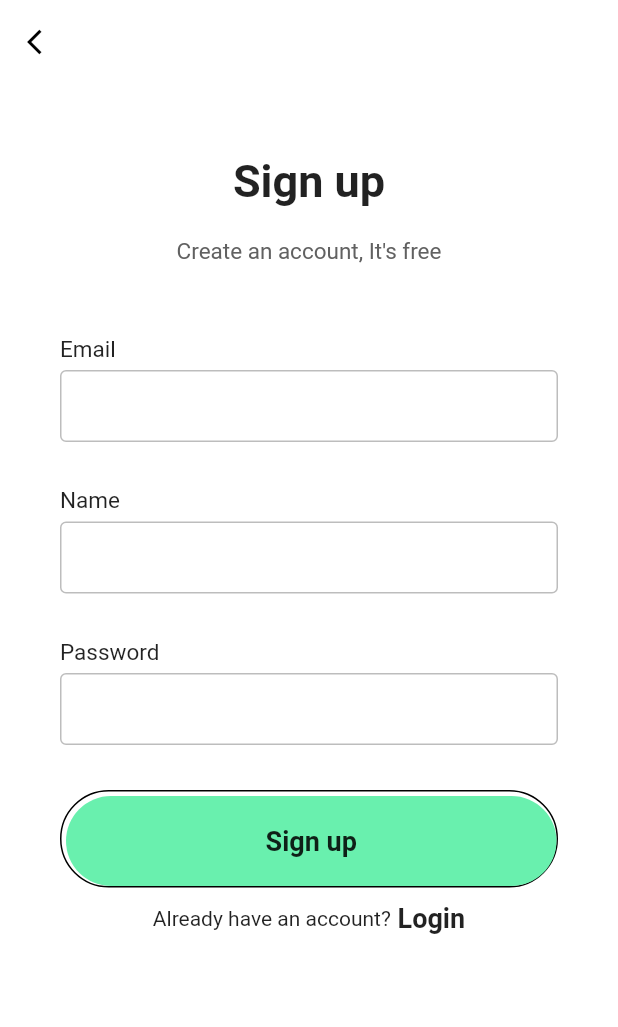
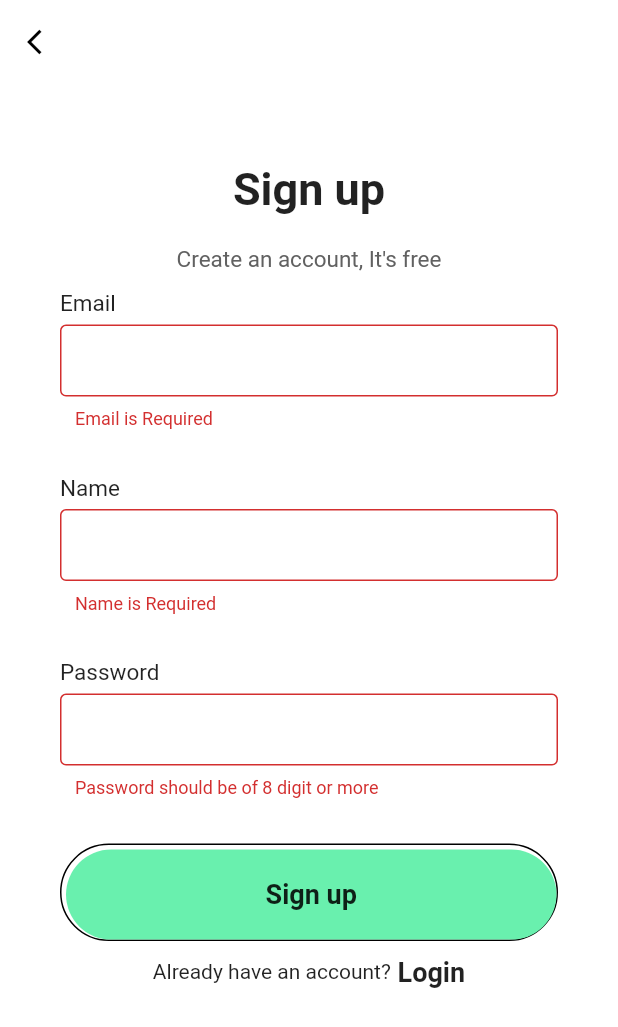
Before and after one commit to HarsHvA/trident, a Flutter app: the SignupPage screen opened directly, after a tap on "Sign up", on a phone screen of 412 x 824 dp. Shown: the top 1027 px of the screen. Run offline on Flutter 3.47's test engine with Material 2 defaults, Android fonts, the phone set to English and light mode, and no system bars; our stand-ins replace firebase_auth, progress_dialog, simple_animations, toast; accounts and stored records are empty.

Commit message:
login&signup validator and auth error alert added

```diff
--- a/lib/openingPage.dart
+++ b/lib/openingPage.dart
@@ -66,7 +66,7 @@ class _OpeningPageState extends State<OpeningPage> {
                         minWidth: double.infinity,
                         height: 60,
                         onPressed: () {
-                          Navigator.push(
+                          Navigator.pushReplacement(
                               context,
                               MaterialPageRoute(
                                   builder: (context) => LoginPage()));
@@ -99,7 +99,7 @@ class _OpeningPageState extends State<OpeningPage> {
                           minWidth: double.infinity,
                           height: 60,
                           onPressed: () {
-                            Navigator.push(
+                            Navigator.pushReplacement(
                                 context,
                                 MaterialPageRoute(
                                     builder: (context) => SignupPage()));
--- a/lib/signup.dart
+++ b/lib/signup.dart
@@ -1,3 +1,5 @@
+import 'package:progress_dialog/progress_dialog.dart';
+import 'package:toast/toast.dart';
 import 'package:trident/login.dart';
 import 'package:flutter/material.dart';
 import 'package:trident/animation/FadeAnimation.dart';
@@ -12,13 +14,30 @@ class SignupPage extends StatefulWidget {
 class _SignupPageState extends State<SignupPage> {
   String textFieldLabel;
   final formKey = GlobalKey<FormState>();
-  String _email, _password, _name;
-  TextEditingController emailTxtController = TextEditingController();
-  TextEditingController nameTxtController = TextEditingController();
-  TextEditingController passwordTxtController = TextEditingController();
+  String _email, _password, _name, _error;
+  bool _autoValidate = false;
+  ProgressDialog pr;
 
   @override
   Widget build(BuildContext context) {
+    final _height = MediaQuery.of(context).size.height;
+    pr = ProgressDialog(context,
+        type: ProgressDialogType.Normal, isDismissible: false, showLogs: false);
+    pr.style(
+      message: "Please wait...",
+      borderRadius: 5.0,
+      padding: EdgeInsets.all(25),
+      backgroundColor: Colors.white,
+      progressWidget: CircularProgressIndicator(
+        valueColor: new AlwaysStoppedAnimation<Color>(Colors.red.shade900),
+      ),
+      elevation: 10.0,
+      insetAnimCurve: Curves.easeInOut,
+      progressTextStyle: TextStyle(
+          color: Colors.black, fontSize: 13.0, fontWeight: FontWeight.w400),
+      messageTextStyle: TextStyle(
+          color: Colors.black, fontSize: 12.0, fontWeight: FontWeight.w600),
+    );
     return Scaffold(
         resizeToAvoidBottomInset: true,
         backgroundColor: Colors.white,
@@ -47,6 +66,9 @@ class _SignupPageState extends State<SignupPage> {
                 children: <Widget>[
                   Column(
                     children: <Widget>[
+                      SizedBox(height: _height * 0.025),
+                      showAlert(),
+                      SizedBox(height: _height * 0.025),
                       FadeAnimation(
                           1,
                           Text(
@@ -68,25 +90,22 @@ class _SignupPageState extends State<SignupPage> {
                   ),
                   Form(
                     key: formKey,
+                    autovalidate: _autoValidate,
                     child: Column(
                       mainAxisAlignment: MainAxisAlignment.start,
                       children: <Widget>[
                         FadeAnimation(
                             1.2,
                             makeInput(
-                              label: "Email",
-                            )),
-                        FadeAnimation(
-                            1.3,
-                            makeInput(
-                              label: "Name",
-                            )),
+                                label: "Email", validator: validateEmail)),
+                        FadeAnimation(1.3,
+                            makeInput(label: "Name", validator: validateName)),
                         FadeAnimation(
                             1.4,
                             makeInput(
-                              label: "Password",
-                              obscureText: true,
-                            )),
+                                label: "Password",
+                                obscureText: true,
+                                validator: validatePassword)),
                         FadeAnimation(
                             1.5,
                             Container(
@@ -104,7 +123,11 @@ class _SignupPageState extends State<SignupPage> {
                                 height: 60,
                                 onPressed: () {
                                   formKey.currentState.save();
-                                  submit();
+                                  if (formKey.currentState.validate()) {
+                                    submit();
+                                  } else {
+                                    setState(() => _autoValidate = true);
+                                  }
                                 },
                                 color: Colors.greenAccent,
                                 elevation: 0,
@@ -152,7 +175,7 @@ class _SignupPageState extends State<SignupPage> {
         ));
   }
 
-  Widget makeInput({label, obscureText = false}) {
+  Widget makeInput({label, obscureText = false, validator}) {
     return Column(
       crossAxisAlignment: CrossAxisAlignment.start,
       children: <Widget>[
@@ -165,6 +188,7 @@ class _SignupPageState extends State<SignupPage> {
           height: 5,
         ),
         TextFormField(
+          validator: validator,
           obscureText: obscureText,
           onSaved: (value) {
             switch (label) {
@@ -197,15 +221,91 @@ class _SignupPageState extends State<SignupPage> {
 
   void submit() async {
     try {
+      pr.show();
       final auth = Provider.of(context).auth;
       String uid =
           await auth.createUserWithEmailAndPassword(_email, _password, _name);
 
       print(uid);
+      pr.hide();
       Navigator.pushReplacement(
           context, MaterialPageRoute(builder: (context) => UserFeed()));
     } catch (e) {
+      setState(() {
+        _error = e.message;
+      });
+      pr.hide();
       print(e);
     }
   }
+
+  String validateName(String value) {
+    String patttern = r'(^[a-zA-Z ]*$)';
+    RegExp regExp = new RegExp(patttern);
+    if (value.length == 0) {
+      return "Name is Required";
+    } else if (!regExp.hasMatch(value)) {
+      return "Name must be a-z and A-Z";
+    }
+    return null;
+  }
+
+  String validatePassword(String value) {
+    if (value.length < 8) {
+      return 'Password should be of 8 digit or more';
+    } else {
+      return null;
+    }
+  }
+
+  String validateEmail(String value) {
+    String pattern =
+        r'^(([^<>()[\]\\.,;:\s@\"]+(\.[^<>()[\]\\.,;:\s@\"]+)*)|(\".+\"))@((\[[0-9]{1,3}\.[0-9]{1,3}\.[0-9]{1,3}\.[0-9]{1,3}\])|(([a-zA-Z\-0-9]+\.)+[a-zA-Z]{2,}))$';
+    RegExp regExp = new RegExp(pattern);
+    if (value.length == 0) {
+      return "Email is Required";
+    } else if (!regExp.hasMatch(value)) {
+      return "Invalid Email";
+    } else {
+      return null;
+    }
+  }
+
+  Widget showAlert() {
+    if (_error != null) {
+      return Container(
+        color: Colors.red.shade900,
+        width: double.infinity,
+        padding: EdgeInsets.all(8.0),
+        child: Row(
+          children: <Widget>[
+            Padding(
+              padding: const EdgeInsets.only(right: 8.0),
+              child: Icon(Icons.error_outline),
+            ),
+            Expanded(
+              child: Text(
+                _error,
+                maxLines: 3,
+              ),
+            ),
+            Padding(
+              padding: const EdgeInsets.only(left: 8.0),
+              child: IconButton(
+                icon: Icon(Icons.close),
+                onPressed: () {
+                  setState(() {
+                    _error = null;
+                  });
+                },
+              ),
+            )
+          ],
+        ),
+      );
+    }
+    return SizedBox(
+      height: 0,
+    );
+  }
 }
--- a/pubspec.yaml
+++ b/pubspec.yaml
@@ -28,6 +28,7 @@ dependencies:
   simple_animations: ^1.3.3
   toast: ^0.1.5
   firebase_analytics: ^5.0.2
+  progress_dialog: ^1.2.4
 
   # The following adds the Cupertino Icons font to your application.
   # Use with the CupertinoIcons class for iOS style icons.
```
Also changed, not shown: lib/login.dart (+104 -11 lines), lib/services/auth_service.dart (+13 -9 lines), pubspec.lock.
